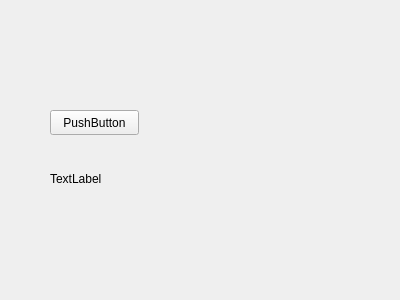
Qt form src/rqt_dyros_gui.ui (saga0619/rqt_dyros_gui) before a commit.
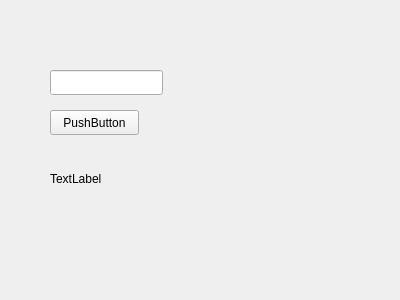
The same form after that commit.

```diff
--- a/src/rqt_dyros_gui.ui
+++ b/src/rqt_dyros_gui.ui
@@ -39,6 +39,16 @@
     <string>TextLabel</string>
    </property>
   </widget>
+  <widget class="QLineEdit" name="lineEdit">
+   <property name="geometry">
+    <rect>
+     <x>50</x>
+     <y>70</y>
+     <width>113</width>
+     <height>25</height>
+    </rect>
+   </property>
+  </widget>
  </widget>
  <resources/>
  <connections/>
```
